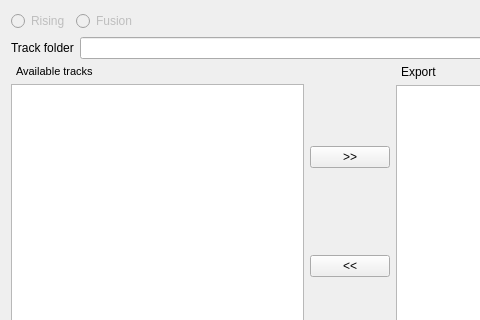
First picture: the form in TrialsEditorTool/trialseditortool.ui, repository Vitist/trials-editor-tool-2, before the edit; both pictures show x 0 to 480 and y 0 to 320 of the 700 by 500 pixel window.
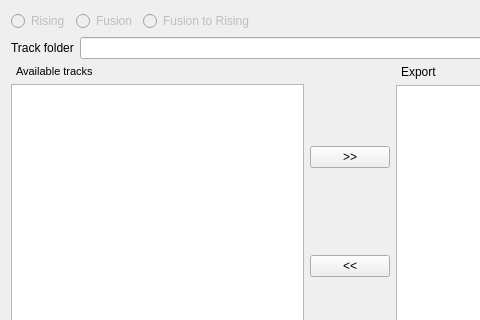
Second picture: the form after the edit.

Commit message: Add track porting from Fusion to Rising

```diff
--- a/TrialsEditorTool/trialseditortool.ui
+++ b/TrialsEditorTool/trialseditortool.ui
@@ -45,6 +45,19 @@
           </attribute>
          </widget>
         </item>
+        <item>
+         <widget class="QRadioButton" name="fusionToRisingRadioButton">
+          <property name="enabled">
+           <bool>false</bool>
+          </property>
+          <property name="text">
+           <string>Fusion to Rising</string>
+          </property>
+          <attribute name="buttonGroup">
+           <string notr="true">gameSelectionButtonGroup</string>
+          </attribute>
+         </widget>
+        </item>
         <item>
          <spacer name="horizontalSpacer">
           <property name="orientation">
```
The commit also changes 9 other files.
